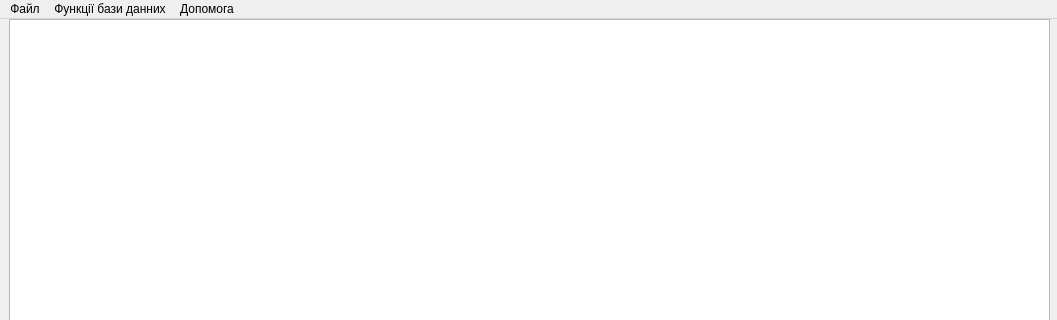
ArturRomanchenko/Qt6Database, file interface.ui: the form before one commit; both pictures show x 0 to 1057 and y 0 to 320 of the 1057 by 595 pixel window.
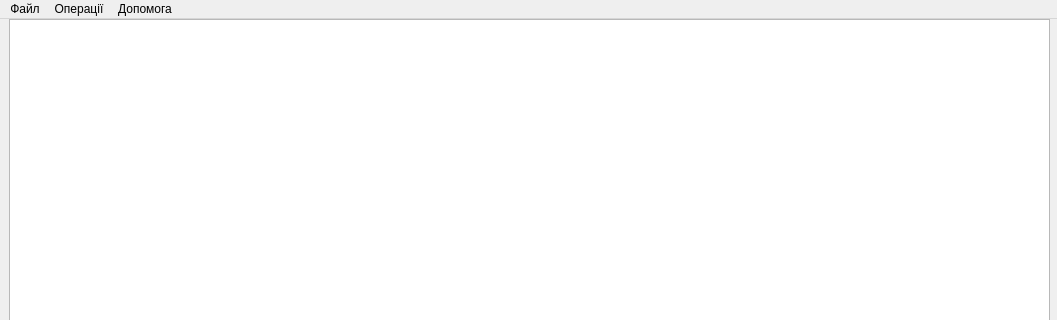
The form after the commit. Icons and pictures are not drawn.

Patch:
```diff
--- a/interface.ui
+++ b/interface.ui
@@ -98,7 +98,7 @@
      <cursorShape>PointingHandCursor</cursorShape>
     </property>
     <property name="title">
-     <string>Функції бази данних</string>
+     <string>Операції</string>
     </property>
     <addaction name="Sortted"/>
     <addaction name="Sortted_2"/>
```
Left out of the diff: 5 changed lines with no effect on the pictures.
